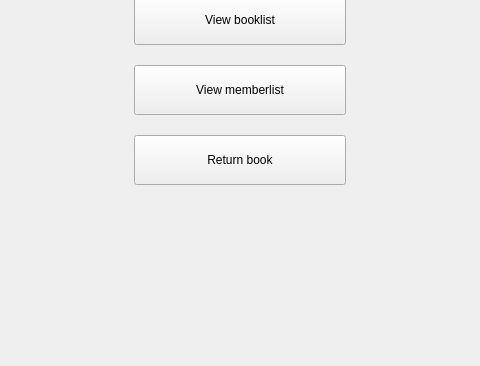
Above: homepage.ui from NadaSulaiman01/Library_management_system before the change; both pictures show x 224 to 704 and y 260 to 626 of the 948 by 626 pixel window. Below: the same form after it.
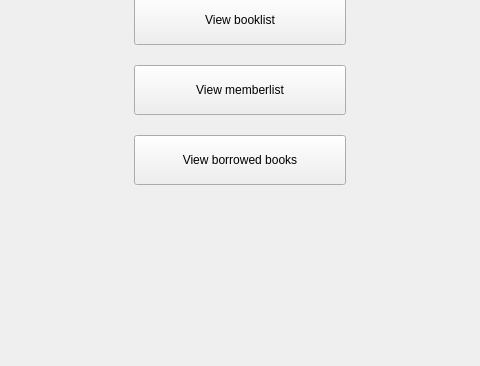
That is the form after the change.

```diff
--- a/homepage.ui
+++ b/homepage.ui
@@ -135,7 +135,7 @@
                 <cursorShape>PointingHandCursor</cursorShape>
                </property>
                <property name="text">
-                <string>Return book</string>
+                <string>View borrowed books</string>
                </property>
               </widget>
              </item>
```
